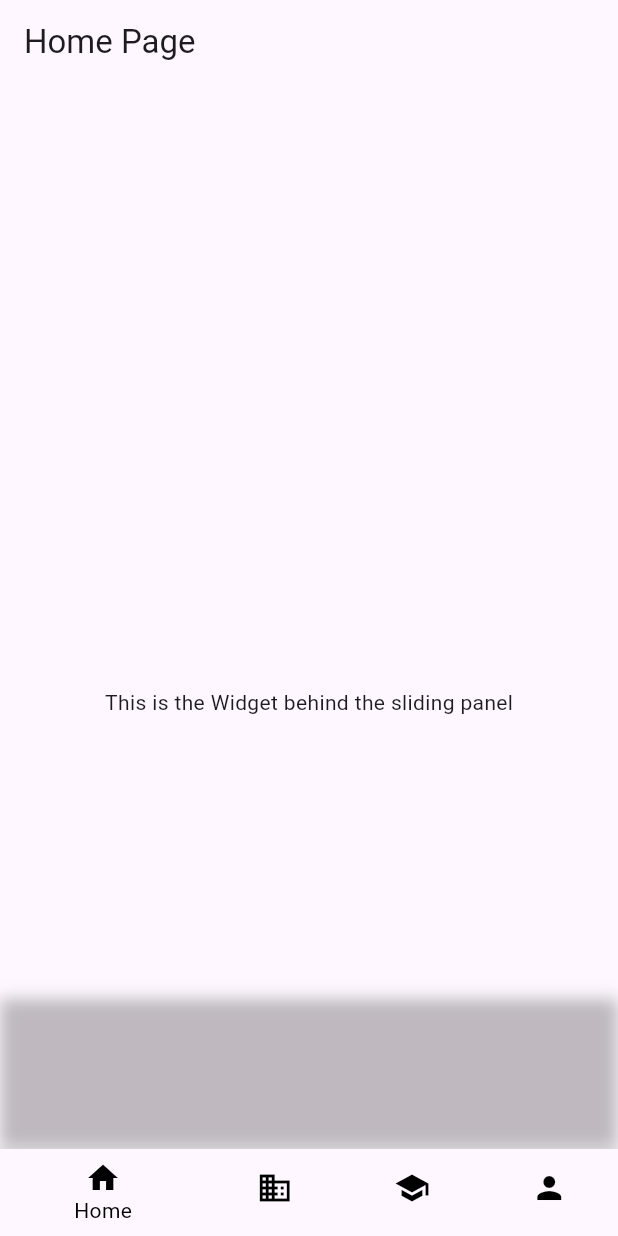
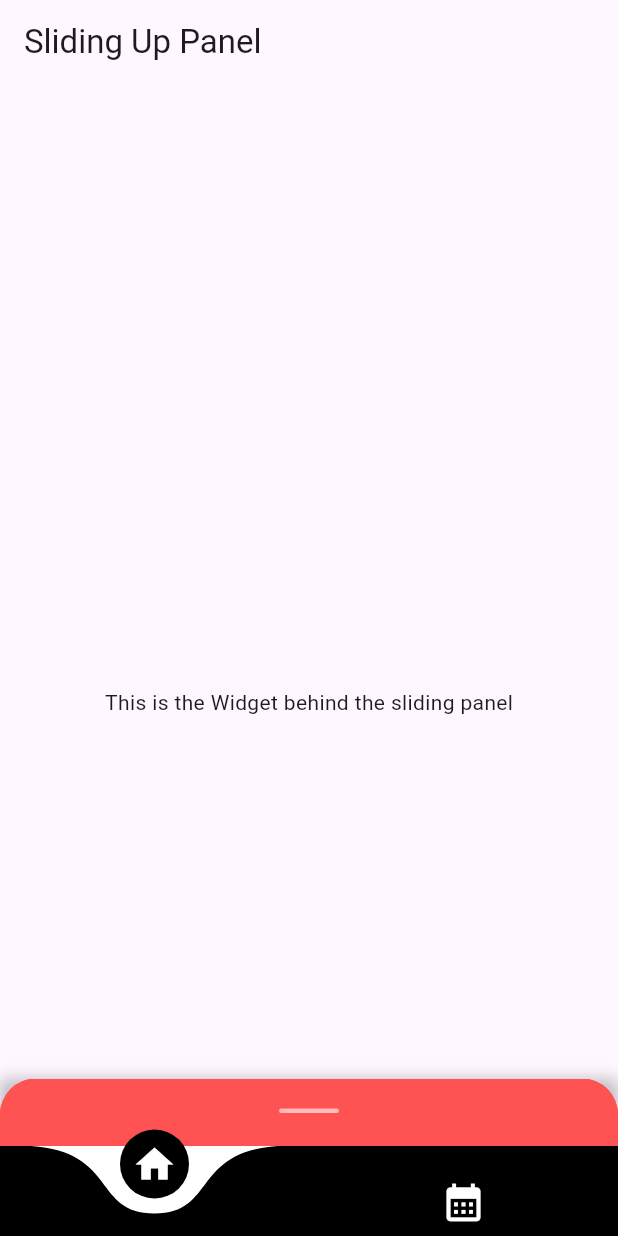
Before and after one commit to legendarycoconutkai/hackathon_x_project, a Flutter app: the screen it shows after launch, on a phone screen of 412 x 824 dp. Run offline on Flutter 3.47's test engine with Material 3 defaults, Android fonts, the phone set to English and light mode, and no system bars; drawn by our look-alikes of curved_navigation_bar, sliding_up_panel; our stand-ins replace table_calendar.

Commit message:
page organisation and frame construction

```diff
--- /dev/null
+++ b/lib/frame.dart
@@ -0,0 +1,46 @@
+import 'package:flutter/material.dart';
+import 'package:curved_navigation_bar/curved_navigation_bar.dart';
+import 'package:hackathon_x_project/page/home.dart';
+import 'package:hackathon_x_project/page/calendar.dart';
+
+class Frame extends StatefulWidget {
+  const Frame({super.key});
+
+  @override
+  State<Frame> createState() => _FrameState();
+}
+
+class _FrameState extends State<Frame> {
+
+  int _page = 0;
+
+  final pages = [
+    const Home(),
+    const Calendar(),
+  ];
+
+  @override
+  Widget build(BuildContext context) {
+    return Scaffold(
+      body: pages[_page],
+      bottomNavigationBar: CurvedNavigationBar(
+        index: 0,
+        height: 60.0,
+        items: const <Widget>[
+          Icon(Icons.home, size: 30, color: Colors.white),
+          Icon(Icons.calendar_month, size: 30, color: Colors.white),
+        ],
+        color: Colors.black,
+        buttonBackgroundColor: Colors.black,
+        backgroundColor: Colors.white,
+        animationCurve: Curves.easeInOut,
+        animationDuration: const Duration(milliseconds: 450),
+        onTap: (index) {
+          setState(() {
+            _page = index;
+          });
+        },
+      ),
+    );
+  }
+}
--- a/lib/home.dart
+++ /dev/null
@@ -1,54 +0,0 @@
-import 'package:flutter/material.dart';
-import 'package:sliding_up_panel/sliding_up_panel.dart';
-
-class Home extends StatefulWidget {
-  const Home({super.key});
-
-  @override
-  State<Home> createState() => _HomeState();
-}
-
-class _HomeState extends State<Home> {
-  @override
-  Widget build(BuildContext context) {
-    return Scaffold(
-      appBar: AppBar(
-        title: const Text('Home Page'),
-      ),
-      body: SlidingUpPanel(
-        color: Colors.transparent,
-        panel: const Center(
-          child: Text("This is the sliding Widget"),
-        ),
-        body: const Center(
-          child: Text("This is the Widget behind the sliding panel"),
-        ),
-      ),
-      bottomNavigationBar: BottomNavigationBar(
-        items: const <BottomNavigationBarItem>[
-          BottomNavigationBarItem(
-            icon: Icon(Icons.home, color: Colors.black,),
-            label: 'Home',
-          ),
-          BottomNavigationBarItem(
-            icon: Icon(Icons.business, color: Colors.black,),
-            label: 'Business',
-          ),
-          BottomNavigationBarItem(
-            icon: Icon(Icons.school, color: Colors.black,),
-            label: 'School',
-          ),
-          BottomNavigationBarItem(
-            icon: Icon(Icons.person, color: Colors.black,),
-            label: 'Profile',
-          ),
-        ],
-        currentIndex: 0,
-        selectedItemColor: Colors.black,
-        onTap: (index) {
-          // Handle navigation logic here
-        },
-      ),
-    );
-  }
-}
--- a/lib/main.dart
+++ b/lib/main.dart
@@ -1,5 +1,5 @@
 import 'package:flutter/material.dart';
-import 'package:hackathon_x_project/home.dart';
+import 'package:hackathon_x_project/frame.dart';
 
 void main() {
   runApp(const MyApp());
@@ -12,8 +12,7 @@ class MyApp extends StatelessWidget {
   @override
   Widget build(BuildContext context) {
     return const MaterialApp(
-      // title: 'Flutter Demo',
-      home: Home(),
+      home: Frame(),
     );
   }
 }
--- /dev/null
+++ b/lib/page/home.dart
@@ -0,0 +1,77 @@
+import 'package:flutter/material.dart';
+import 'package:sliding_up_panel/sliding_up_panel.dart';
+
+class Home extends StatefulWidget {
+  const Home({super.key});
+
+  @override
+  State<Home> createState() => _HomeState();
+}
+
+class _HomeState extends State<Home> {
+  @override
+  Widget build(BuildContext context) {
+    return Scaffold(
+      appBar: AppBar(
+        title: const Text("Sliding Up Panel"),
+      ),
+      body:
+      SlidingUpPanel(
+        color: Colors.transparent,
+        minHeight: 45,
+        panel: Container(
+          decoration: const BoxDecoration(
+            color: Colors.redAccent, // background color of panel
+            borderRadius: BorderRadius.only(topLeft: Radius.circular(24.0), topRight: Radius.circular(24.0),), // rounded corners of panel
+          ),
+          child: const Column(
+            mainAxisSize: MainAxisSize.min,
+            children: [
+              BarIndicator(),
+              Center(
+                child: Text("This is the sliding Widget",
+                  style: TextStyle(color: Colors.white),
+                ),
+              ),
+            ],
+          ),
+        ),
+        collapsed: Container(
+          decoration: const BoxDecoration(
+            color: Colors.redAccent,
+            borderRadius: BorderRadius.only(topLeft: Radius.circular(24.0), topRight: Radius.circular(24.0),),
+          ),
+          child: const Column(
+            mainAxisSize: MainAxisSize.min,
+            children: [
+              BarIndicator(),
+            ],
+          ),
+        ),
+        body: const Center(
+          child: Text("This is the Widget behind the sliding panel",),
+        ),
+      ),
+    );
+  }
+}
+
+class BarIndicator extends StatelessWidget {
+  const BarIndicator({
+    super.key,
+  });
+
+  @override
+  Widget build(BuildContext context) {
+    return Padding(
+      padding: const EdgeInsets.all(20),
+      child: Container(
+        width: 40, height: 3,
+        decoration: const BoxDecoration(
+          color: Colors.white60,
+          borderRadius: BorderRadius.all(Radius.circular(10)),
+        ),
+      ),
+    );
+  }
+}
--- a/pubspec.yaml
+++ b/pubspec.yaml
@@ -37,6 +37,7 @@ dependencies:
   cupertino_icons: ^1.0.6
   sliding_up_panel: ^2.0.0+1
   table_calendar: ^3.1.2
+  curved_navigation_bar: ^1.0.6
 
 dev_dependencies:
   flutter_test:
```
Also changed, not shown: lib/page/calendar.dart (renamed from lib/calendar.dart), pubspec.lock.
